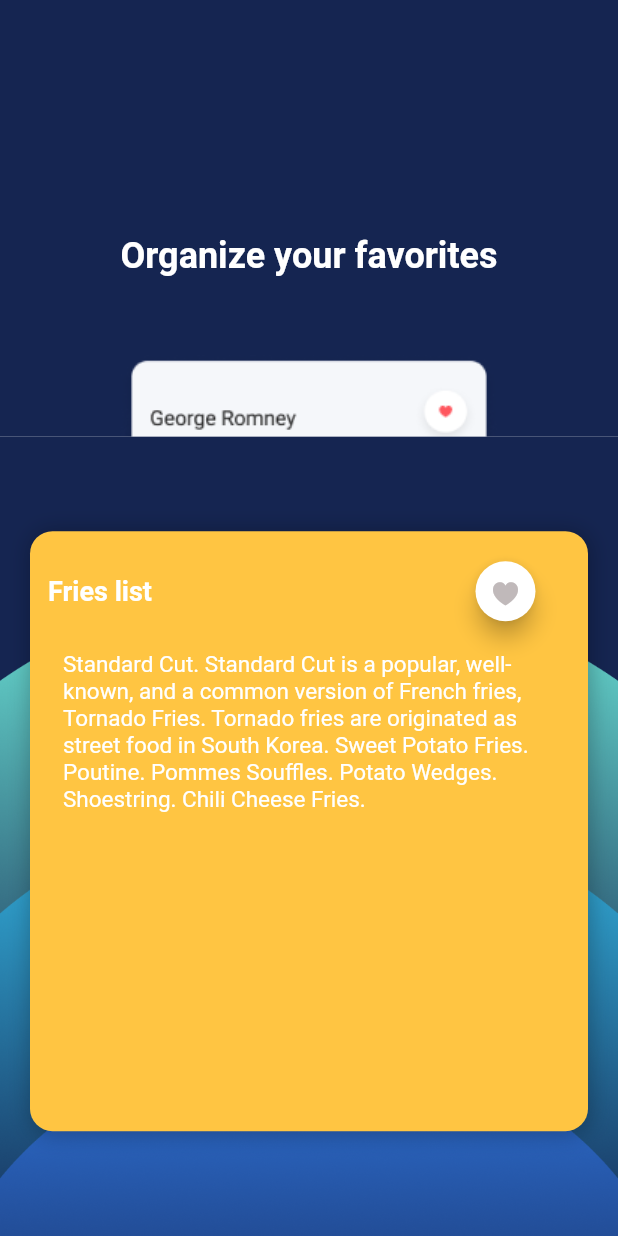
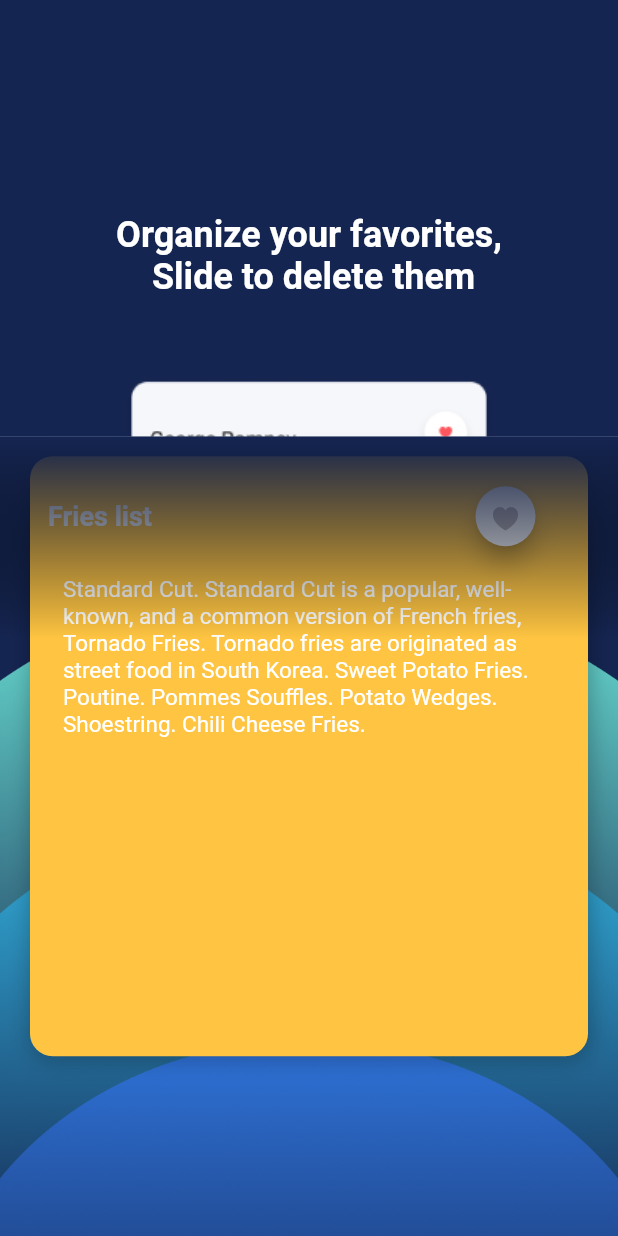
Before and after one commit to Andres-GP/Notastic-App, a Flutter app: the SecondPageScreen screen opened directly, after a tap on "Go!", on a phone screen of 412 x 824 dp. Run offline on Flutter 3.47's test engine with Material 2 defaults, Android fonts, the light colour scheme and no system bars; our stand-ins replace after_layout, lite_rolling_switch, shared_preferences; accounts and stored records are empty.

Commit message:
Top linear gradient implemented (Tested)

```diff
--- a/lib/ui/home_screen.dart
+++ b/lib/ui/home_screen.dart
@@ -1,12 +1,11 @@
 import 'package:flutter/material.dart';
 import 'package:notastic_app/ui/utils/colors.dart';
 import 'package:provider/provider.dart';
-
-import '../note_operation.dart';
 import 'add_note_button.dart';
 import 'background.dart';
 import 'color_picker.dart';
 import 'favorites_screen.dart';
+import 'linear_gradient.dart';
 import 'navigation_widget.dart';
 import 'notes_section.dart';
 
@@ -26,8 +25,9 @@ class _HomeScreenState extends State<HomeScreen> {
             Background(),
             NotesSection(),
             AddNoteButton(),
-            /*FavoritesScreen(),*/
+            //FavoritesScreen(),
             NavigationWidget(),
+            LinearGradientBorderTop(),
           ],
         ),
       ),
--- /dev/null
+++ b/lib/ui/linear_gradient.dart
@@ -0,0 +1,31 @@
+import 'package:flutter/cupertino.dart';
+import 'package:flutter/material.dart';
+import 'package:notastic_app/ui/utils/colors.dart';
+
+class LinearGradientBorderTop extends StatefulWidget {
+  @override
+  _LinearGradientBorderTopState createState() => _LinearGradientBorderTopState();
+}
+
+class _LinearGradientBorderTopState extends State<LinearGradientBorderTop> {
+  @override
+  Widget build(BuildContext context) {
+    return Column(
+      children: [
+        Container(
+          decoration: BoxDecoration(
+              gradient: LinearGradient(
+                  begin: Alignment.topCenter,
+                  end: Alignment.bottomCenter,
+                  colors: [AppColor.backgroundPrimaryColor, Colors.transparent]
+              )
+          ),
+          alignment: Alignment.topCenter,
+          width: double.infinity,
+          height: 135,
+        ),
+      ],
+    );
+  }
+
+}
--- a/lib/ui/notes_section.dart
+++ b/lib/ui/notes_section.dart
@@ -22,7 +22,6 @@ class _NotesSectionState extends State<NotesSection> with SingleTickerProviderSt
 
     return Center(
         child: Container(
-          margin: const EdgeInsets.only(top: 50, bottom: 30),
           child: Consumer<NoteOperation>(
               builder: (context,NoteOperation data, child) {
                 return ListView.builder(
--- a/lib/ui/tooltips/second_page.dart
+++ b/lib/ui/tooltips/second_page.dart
@@ -79,7 +79,7 @@ class _SecondPageScreenState extends State<SecondPageScreen> with SingleTickerPr
           Container(
             margin: EdgeInsets.only(top: 95),
             child: Text(
-              "Organize your favorites",
+              "Organize your favorites,\n Slide to delete them",
               style: TextStyle(
                   fontSize: 24,
                   fontWeight: FontWeight.w600,
```
Lines whose indentation alone changed are shown as unchanged.
